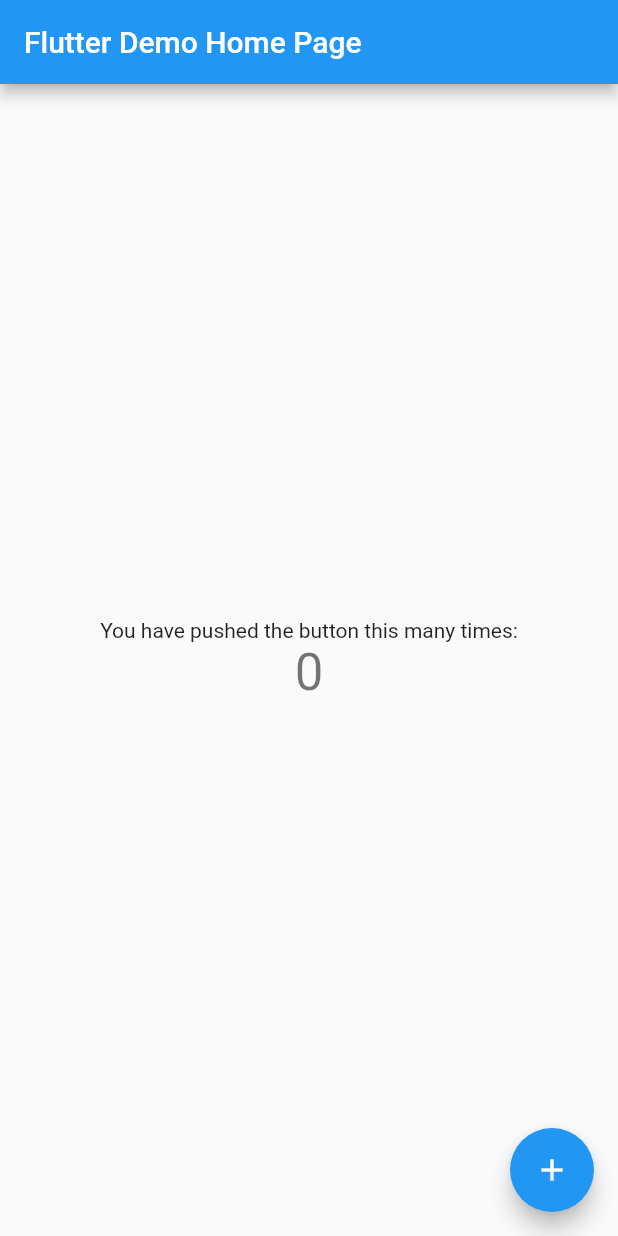
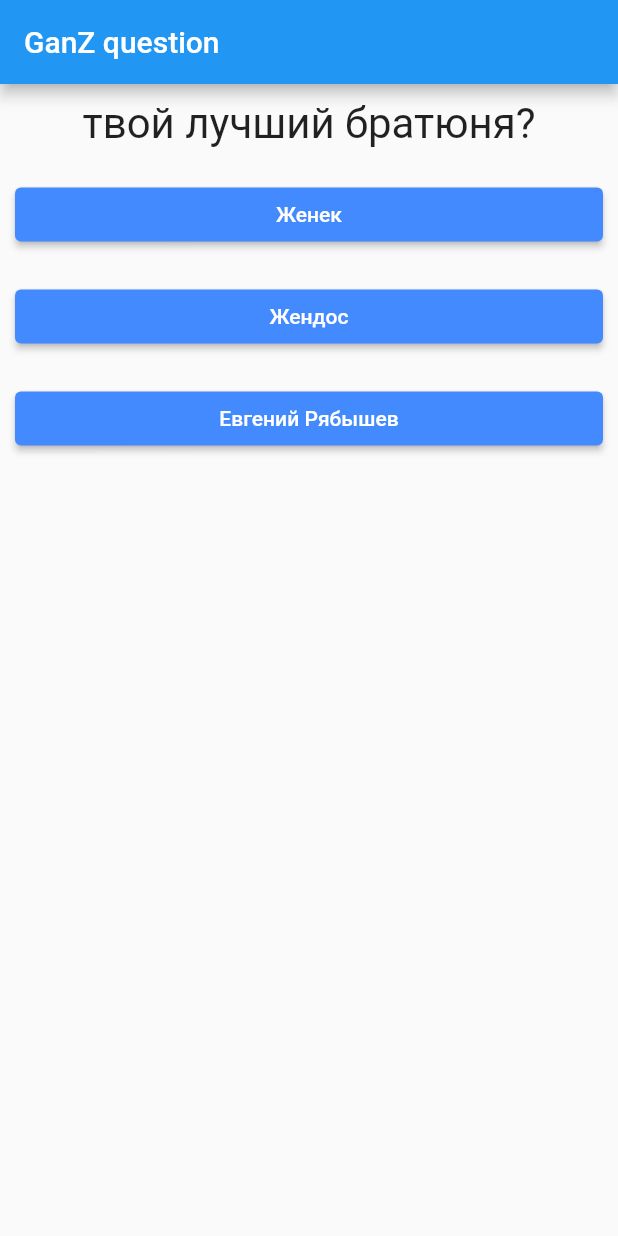
Before and after one commit to eryabyshev/try_dart_plus_flutter, a Flutter app: the screen it shows after launch, on a phone screen of 412 x 824 dp. Run offline on Flutter 3.47's test engine with Material 2 defaults, Android fonts, the phone set to English and light mode, and no system bars.

Commit message:
simple quiz

```diff
--- /dev/null
+++ b/flutter_complete_guide/lib/answer.dart
@@ -0,0 +1,24 @@
+import 'package:flutter/cupertino.dart';
+import 'package:flutter/material.dart';
+
+class Answer extends StatelessWidget {
+  final VoidCallback _call;
+  final String answer;
+
+  Answer(this._call, this.answer);
+
+  @override
+  Widget build(BuildContext context) {
+    return Container(
+      width: double.infinity,
+      padding: EdgeInsets.all(10),
+      child: ElevatedButton(
+          style: ElevatedButton.styleFrom(
+            primary: Colors.blueAccent, //change background color of button
+            onPrimary: Colors.white, //change text color of button
+          ),
+          onPressed: _call,
+          child: Text(answer)),
+    );
+  }
+}
--- a/flutter_complete_guide/lib/main.dart
+++ b/flutter_complete_guide/lib/main.dart
@@ -1,113 +1,66 @@
 import 'package:flutter/material.dart';
+import 'package:flutter_complete_guide/quize.dart';
+import 'package:flutter_complete_guide/result.dart';
 
 void main() {
   runApp(MyApp());
 }
 
-class MyApp extends StatelessWidget {
-  // This widget is the root of your application.
+class MyApp extends StatefulWidget {
   @override
-  Widget build(BuildContext context) {
-    return MaterialApp(
-      title: 'Flutter Demo',
-      theme: ThemeData(
-        // This is the theme of your application.
-        //
-        // Try running your application with "flutter run". You'll see the
-        // application has a blue toolbar. Then, without quitting the app, try
-        // changing the primarySwatch below to Colors.green and then invoke
-        // "hot reload" (press "r" in the console where you ran "flutter run",
-        // or simply save your changes to "hot reload" in a Flutter IDE).
-        // Notice that the counter didn't reset back to zero; the application
-        // is not restarted.
-        primarySwatch: Colors.blue,
-      ),
-      home: MyHomePage(title: 'Flutter Demo Home Page'),
-    );
+  State<StatefulWidget> createState() {
+    return _MyAppState();
   }
 }
 
-class MyHomePage extends StatefulWidget {
-  MyHomePage({Key key, this.title}) : super(key: key);
+class _MyAppState extends State<MyApp> {
+  var _questionIndex = 0;
+  final _question = [
+    {
+      "questionText": "твой лучший братюня?",
+      "answers": ["Женек", "Жендос", "Евгений Рябышев"]
+    },
+    {
+      "questionText": "ну че мутим игруху?",
+      "answers": ["Ага", "кк", "Конечно", "Погнали"]
+    }
+  ];
 
-  // This widget is the home page of your application. It is stateful, meaning
-  // that it has a State object (defined below) that contains fields that affect
-  // how it looks.
+  void _answerQuestion() {
+    setState(() {
+      _questionIndex++;
+    });
+    print(_questionIndex);
+  }
 
-  // This class is the configuration for the state. It holds the values (in this
-  // case the title) provided by the parent (in this case the App widget) and
-  // used by the build method of the State. Fields in a Widget subclass are
-  // always marked "final".
+  void _reset() {
+    setState(() {
+      _questionIndex = 0;
+    });
+  }
 
-  final String title;
-
-  @override
-  _MyHomePageState createState() => _MyHomePageState();
-}
-
-class _MyHomePageState extends State<MyHomePage> {
-  int _counter = 0;
-
-  void _incrementCounter() {
-    setState(() {
-      // This call to setState tells the Flutter framework that something has
-      // changed in this State, which causes it to rerun the build method below
-      // so that the display can reflect the updated values. If we changed
-      // _counter without calling setState(), then the build method would not be
-      // called again, and so nothing would appear to happen.
-      _counter++;
-    });
+  Widget _nextWidget() {
+    if (_questionIndex == _question.length) {
+      return Result("Ну все!!!", _reset);
+    } else {
+      return Quiz(
+          _question[_questionIndex]["questionText"] as String,
+          _question[_questionIndex]["answers"] as List<String>,
+          _answerQuestion);
+    }
   }
 
   @override
   Widget build(BuildContext context) {
-    // This method is rerun every time setState is called, for instance as done
-    // by the _incrementCounter method above.
-    //
-    // The Flutter framework has been optimized to make rerunning build methods
-    // fast, so that you can just rebuild anything that needs updating rather
-    // than having to individually change instances of widgets.
-    return Scaffold(
-      appBar: AppBar(
-        // Here we take the value from the MyHomePage object that was created by
-        // the App.build method, and use it to set our appbar title.
-        title: Text(widget.title),
-      ),
-      body: Center(
-        // Center is a layout widget. It takes a single child and positions it
-        // in the middle of the parent.
-        child: Column(
-          // Column is also a layout widget. It takes a list of children and
-          // arranges them vertically. By default, it sizes itself to fit its
-          // children horizontally, and tries to be as tall as its parent.
-          //
-          // Invoke "debug painting" (press "p" in the console, choose the
-          // "Toggle Debug Paint" action from the Flutter Inspector in Android
-          // Studio, or the "Toggle Debug Paint" command in Visual Studio Code)
-          // to see the wireframe for each widget.
-          //
-          // Column has various properties to control how it sizes itself and
-          // how it positions its children. Here we use mainAxisAlignment to
-          // center the children vertically; the main axis here is the vertical
-          // axis because Columns are vertical (the cross axis would be
-          // horizontal).
-          mainAxisAlignment: MainAxisAlignment.center,
-          children: <Widget>[
-            Text(
-              'You have pushed the button this many times:',
-            ),
-            Text(
-              '$_counter',
-              style: Theme.of(context).textTheme.headline4,
-            ),
-          ],
+    return MaterialApp(
+      home: Scaffold(
+        appBar: AppBar(
+          title: Text("GanZ question"),
+        ),
+        body: Container(
+          child: _nextWidget(),
         ),
       ),
-      floatingActionButton: FloatingActionButton(
-        onPressed: _incrementCounter,
-        tooltip: 'Increment',
-        child: Icon(Icons.add),
-      ), // This trailing comma makes auto-formatting nicer for build methods.
     );
   }
 }
--- /dev/null
+++ b/flutter_complete_guide/lib/question.dart
@@ -0,0 +1,21 @@
+import 'package:flutter/cupertino.dart';
+
+class Question extends StatelessWidget {
+  final String _text;
+
+  Question(this._text);
+
+  @override
+  Widget build(BuildContext context) {
+    return Container(
+        width: double.infinity,
+        margin: EdgeInsets.all(10),
+        child: Text(
+          _text,
+          style: TextStyle(
+            fontSize: 28.0,
+          ),
+          textAlign: TextAlign.center,
+        ));
+  }
+}
--- /dev/null
+++ b/flutter_complete_guide/lib/quize.dart
@@ -0,0 +1,22 @@
+import 'package:flutter/cupertino.dart';
+import 'package:flutter_complete_guide/question.dart';
+
+import 'answer.dart';
+
+class Quiz extends StatelessWidget {
+  final String _question;
+  final List<String> _answers;
+  final VoidCallback _callback;
+
+  const Quiz(this._question, this._answers, this._callback);
+
+  @override
+  Widget build(BuildContext context) {
+    return Column(children: [
+      Question(_question),
+      ..._answers.map((answer) {
+        return Answer(_callback, answer);
+      })
+    ]);
+  }
+}
--- /dev/null
+++ b/flutter_complete_guide/lib/result.dart
@@ -0,0 +1,28 @@
+import 'package:flutter/material.dart';
+
+class Result extends StatelessWidget {
+  final String _message;
+  final VoidCallback _reset;
+
+  Result(this._message, this._reset);
+
+  @override
+  Widget build(BuildContext context) {
+    return Column(
+      children: [
+        Container(
+          width: double.infinity,
+          alignment: Alignment.center,
+          child: Text(
+            _message,
+            style: TextStyle(
+              fontSize: 50.0,
+              fontWeight: FontWeight.bold,
+            ),
+          ),
+        ),
+        FlatButton(onPressed: _reset, child: Text("Миша давай по-новой"))
+      ],
+    );
+  }
+}
--- a/flutter_complete_guide/pubspec.yaml
+++ b/flutter_complete_guide/pubspec.yaml
@@ -18,7 +18,7 @@ publish_to: 'none' # Remove this line if you wish to publish to pub.dev
 version: 1.0.0+1
 
 environment:
-  sdk: ">=2.11.0 <3.0.0"
+  sdk: ">=2.12.0 <3.0.0"
 
 dependencies:
   flutter:
```
